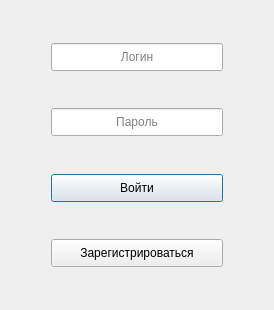
Before: the Qt Designer form Forms/authorization.ui in BeJloCuTTeguCT/BDKursovoiProject4Sem, drawn with Qt 5.
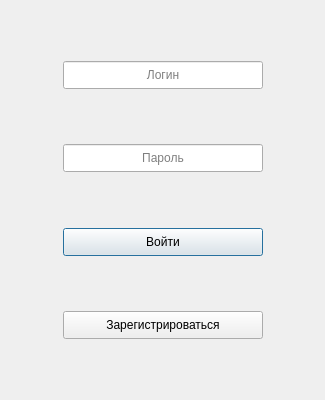
After: the same form once the commit is applied.

Diff of the .ui file:
```diff
--- a/Forms/authorization.ui
+++ b/Forms/authorization.ui
@@ -6,8 +6,8 @@
    <rect>
     <x>0</x>
     <y>0</y>
-    <width>274</width>
-    <height>310</height>
+    <width>325</width>
+    <height>400</height>
    </rect>
   </property>
   <property name="minimumSize">
```
